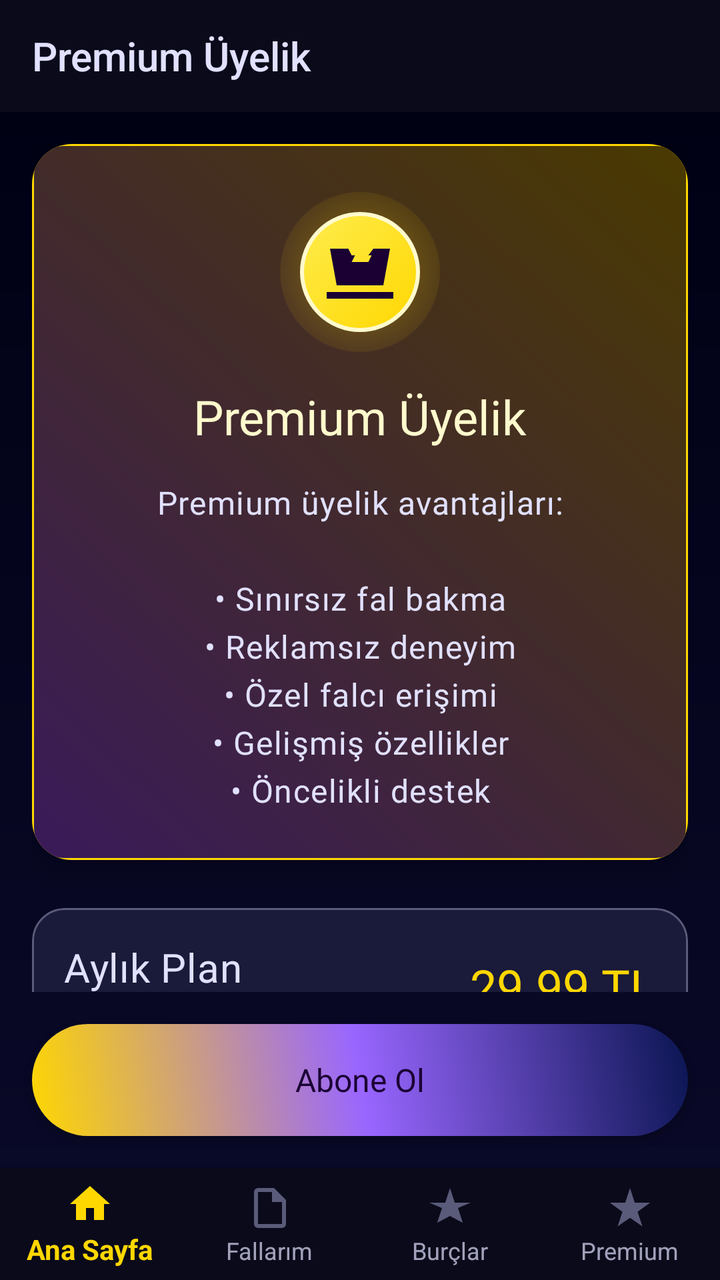
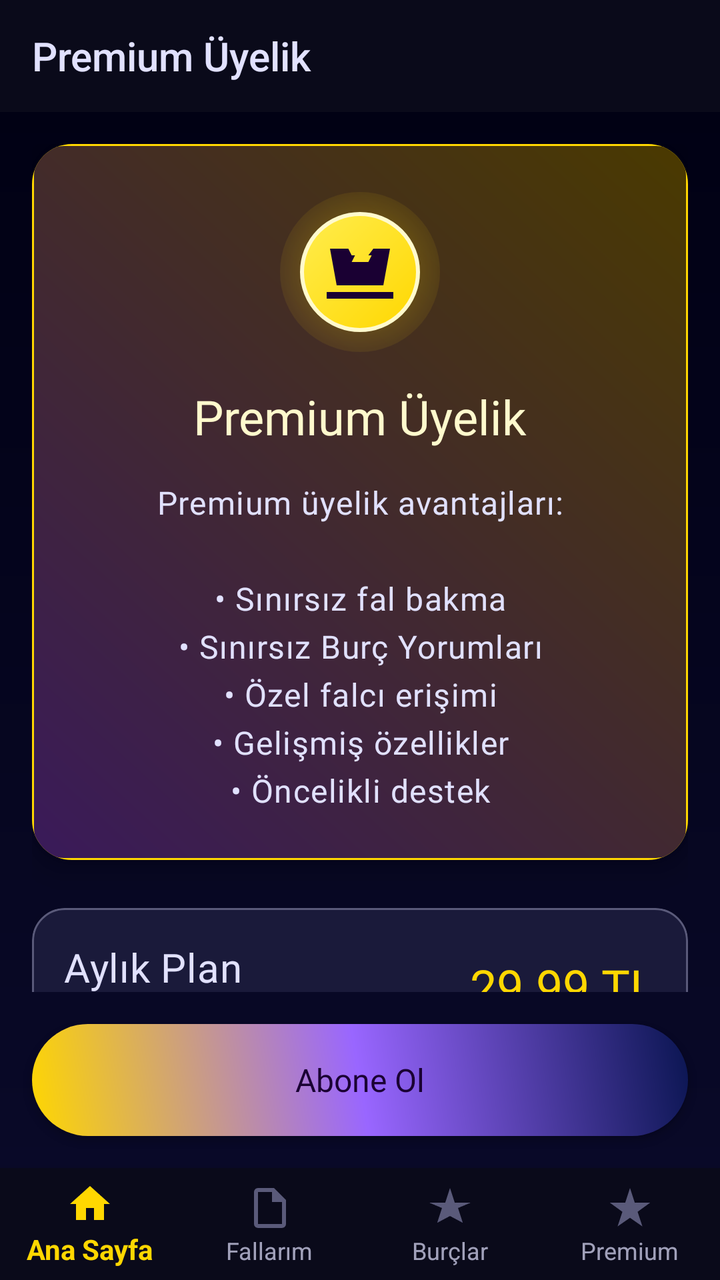

Before-and-after screenshots of an Android layout around one commit, followed by the original layout XML and the change that was made.
<!-- AndroidManifest.xml: application theme Theme.AppCompat -->
<!-- res/layout/activity_premium.xml -->
<?xml version="1.0" encoding="utf-8"?>
<LinearLayout xmlns:android="http://schemas.android.com/apk/res/android"
    xmlns:app="http://schemas.android.com/apk/res-auto"
    android:layout_width="match_parent"
    android:layout_height="match_parent"
    android:orientation="vertical"
    android:background="@drawable/bg_cosmic_main">

    <com.google.android.material.appbar.MaterialToolbar
        android:id="@+id/toolbar"
        android:layout_width="match_parent"
        android:layout_height="?attr/actionBarSize"
        android:background="@color/m3_cosmic_surface"
        android:theme="@style/AppTheme.AppBarOverlay"
        app:title="Premium Üyelik"
        app:titleTextColor="@color/m3_cosmic_on_surface" />

    <androidx.core.widget.NestedScrollView
        android:layout_width="match_parent"
        android:layout_height="0dp"
        android:layout_weight="1">

        
        <LinearLayout
            android:layout_width="match_parent"
            android:layout_height="wrap_content"
            android:orientation="vertical"
            android:padding="16dp">

            
            <androidx.cardview.widget.CardView
                android:layout_width="match_parent"
                android:layout_height="wrap_content"
                app:cardCornerRadius="20dp"
                app:cardElevation="8dp"
                app:cardBackgroundColor="@android:color/transparent"
                android:layout_marginBottom="24dp">

                <LinearLayout
                    android:layout_width="match_parent"
                    android:layout_height="wrap_content"
                    android:background="@drawable/bg_card_cosmic_highlight"
                    android:orientation="vertical"
                    android:padding="24dp"
                    android:gravity="center">

                    <ImageView
                        android:layout_width="80dp"
                        android:layout_height="80dp"
                        android:background="@drawable/bg_premium_crown"
                        android:padding="20dp"
                        android:src="@drawable/ic_premium_crown"
                        android:tint="@color/m3_cosmic_on_tertiary"
                        android:layout_marginBottom="16dp" />

                    <TextView
                        android:id="@+id/tv_status"
                        android:layout_width="wrap_content"
                        android:layout_height="wrap_content"
                        android:text="Premium Üyelik"
                        android:textAppearance="@style/TextAppearance.MaterialComponents.Headline5"
                        android:textColor="@color/m3_cosmic_star"
                        android:fontFamily="@font/bold"
                        android:layout_marginBottom="16dp" />

                    <TextView
                        android:id="@+id/tv_premium_benefits"
                        android:layout_width="match_parent"
                        android:layout_height="wrap_content"
                        android:text="Premium üyelik avantajları:\n\n• Sınırsız fal bakma\n• Reklamsız deneyim\n• Özel falcı erişimi\n• Gelişmiş özellikler\n• Öncelikli destek"
                        android:textAppearance="@style/TextAppearance.MaterialComponents.Body1"
                        android:textColor="@color/m3_cosmic_on_surface"
                        android:fontFamily="@font/regular"
                        android:textAlignment="center"
                        android:lineHeight="24dp" />
                </LinearLayout>
            </androidx.cardview.widget.CardView>

            
            <androidx.cardview.widget.CardView
                android:id="@+id/card_monthly"
                android:layout_width="match_parent"
                android:layout_height="wrap_content"
                app:cardCornerRadius="16dp"
                app:cardElevation="4dp"
                app:cardBackgroundColor="@android:color/transparent"
                android:layout_marginBottom="16dp"
                android:clickable="true"
                android:focusable="true">

                <LinearLayout
                    android:layout_width="match_parent"
                    android:layout_height="wrap_content"
                    android:background="@drawable/bg_card_cosmic"
                    android:foreground="?attr/selectableItemBackground"
                    android:orientation="horizontal"
                    android:padding="16dp"
                    android:gravity="center_vertical">

                    <LinearLayout
                        android:layout_width="0dp"
                        android:layout_height="wrap_content"
                        android:layout_weight="1"
                        android:orientation="vertical">

                        <TextView
                            android:layout_width="wrap_content"
                            android:layout_height="wrap_content"
                            android:text="Aylık Plan"
                            android:textAppearance="@style/TextAppearance.MaterialComponents.Headline6"
                            android:textColor="@color/m3_cosmic_on_surface"
                            android:fontFamily="@font/bold" />

                        <TextView
                            android:layout_width="wrap_content"
                            android:layout_height="wrap_content"
                            android:text="En popüler seçenek"
                            android:textAppearance="@style/TextAppearance.MaterialComponents.Body2"
                            android:textColor="@color/m3_cosmic_on_surface"
                            android:alpha="0.8"
                            android:fontFamily="@font/regular" />
                    </LinearLayout>

                    <TextView
                        android:id="@+id/tv_monthly_price"
                        android:layout_width="wrap_content"
                        android:layout_height="wrap_content"
                        android:text="29.99 TL"
                        android:textAppearance="@style/TextAppearance.MaterialComponents.Headline5"
                        android:textColor="@color/m3_cosmic_tertiary"
                        android:fontFamily="@font/bold" />
                </LinearLayout>
            </androidx.cardview.widget.CardView>

            
            <androidx.cardview.widget.CardView
                android:id="@+id/card_yearly"
                android:layout_width="match_parent"
                android:layout_height="wrap_content"
                app:cardCornerRadius="16dp"
                app:cardElevation="6dp"
                app:cardBackgroundColor="@android:color/transparent"
                android:layout_marginBottom="16dp"
                android:clickable="true"
                android:focusable="true">

                <LinearLayout
                    android:layout_width="match_parent"
                    android:layout_height="wrap_content"
                    android:background="@drawable/bg_plan_selected"
                    android:foreground="?attr/selectableItemBackground"
                    android:orientation="horizontal"
                    android:padding="16dp"
                    android:gravity="center_vertical">

                    <LinearLayout
                        android:layout_width="0dp"
                        android:layout_height="wrap_content"
                        android:layout_weight="1"
                        android:orientation="vertical">

                        <TextView
                            android:layout_width="wrap_content"
                            android:layout_height="wrap_content"
                            android:text="Yıllık Plan"
                            android:textAppearance="@style/TextAppearance.MaterialComponents.Headline6"
                            android:textColor="@color/m3_cosmic_on_surface"
                            android:fontFamily="@font/bold" />

                        <TextView
                            android:layout_width="wrap_content"
                            android:layout_height="wrap_content"
                            android:text="En çok tasarruf - %50 indirim"
                            android:textAppearance="@style/TextAppearance.MaterialComponents.Body2"
                            android:textColor="@color/m3_cosmic_star"
                            android:fontFamily="@font/medium" />
                    </LinearLayout>

                    <TextView
                        android:id="@+id/tv_yearly_price"
                        android:layout_width="wrap_content"
                        android:layout_height="wrap_content"
                        android:text="179.99 TL"
                        android:textAppearance="@style/TextAppearance.MaterialComponents.Headline5"
                        android:textColor="@color/m3_cosmic_star"
                        android:fontFamily="@font/bold" />
                </LinearLayout>
            </androidx.cardview.widget.CardView>

            
            <androidx.cardview.widget.CardView
                android:id="@+id/card_lifetime"
                android:layout_width="match_parent"
                android:layout_height="wrap_content"
                app:cardCornerRadius="16dp"
                app:cardElevation="4dp"
                app:cardBackgroundColor="@android:color/transparent"
                android:layout_marginBottom="24dp"
                android:clickable="true"
                android:focusable="true">

                <LinearLayout
                    android:layout_width="match_parent"
                    android:layout_height="wrap_content"
                    android:background="@drawable/bg_card_cosmic"
                    android:foreground="?attr/selectableItemBackground"
                    android:orientation="horizontal"
                    android:padding="16dp"
                    android:gravity="center_vertical">

                    <LinearLayout
                        android:layout_width="0dp"
                        android:layout_height="wrap_content"
                        android:layout_weight="1"
                        android:orientation="vertical">

                        <TextView
                            android:layout_width="wrap_content"
                            android:layout_height="wrap_content"
                            android:text="Ömür Boyu Erişim"
                            android:textAppearance="@style/TextAppearance.MaterialComponents.Headline6"
                            android:textColor="@color/m3_cosmic_on_surface"
                            android:fontFamily="@font/bold" />

                        <TextView
                            android:layout_width="wrap_content"
                            android:layout_height="wrap_content"
                            android:text="Tek ödeme, ömür boyu erişim"
                            android:textAppearance="@style/TextAppearance.MaterialComponents.Body2"
                            android:textColor="@color/m3_cosmic_on_surface"
                            android:alpha="0.8"
                            android:fontFamily="@font/regular" />
                    </LinearLayout>

                    <TextView
                        android:id="@+id/tv_lifetime_price"
                        android:layout_width="wrap_content"
                        android:layout_height="wrap_content"
                        android:text="499.99 TL"
                        android:textAppearance="@style/TextAppearance.MaterialComponents.Headline5"
                        android:textColor="@color/m3_cosmic_tertiary"
                        android:fontFamily="@font/bold" />
                </LinearLayout>
            </androidx.cardview.widget.CardView>
        </LinearLayout> 
    </androidx.core.widget.NestedScrollView>

    
    <Button
        android:id="@+id/btn_subscribe"
        android:layout_width="match_parent"
        android:layout_height="56dp"
        android:layout_margin="16dp"
        android:text="Abone Ol"
        android:clickable="true"
        android:focusable="true"
        android:background="@drawable/btn_premium_cosmic"
        android:textColor="@color/m3_cosmic_on_tertiary"
        android:textSize="16sp"
        android:textAllCaps="false"
        android:fontFamily="@font/bold" />

    
    <include layout="@layout/bottom_navigation" />
</LinearLayout>
<!-- res/layout/bottom_navigation.xml (included above) -->
<?xml version="1.0" encoding="utf-8"?>
<com.google.android.material.bottomnavigation.BottomNavigationView
    xmlns:android="http://schemas.android.com/apk/res/android"
    xmlns:app="http://schemas.android.com/apk/res-auto"
    android:id="@+id/bottom_navigation"
    android:layout_width="match_parent"
    android:layout_height="wrap_content"
    android:background="@color/m3_cosmic_surface"
    app:itemIconTint="@color/bottom_nav_icon_tint"
    app:itemTextColor="@color/bottom_nav_text_color"
    app:itemActiveIndicatorStyle="@style/M3CosmicActiveIndicator"
    app:menu="@menu/bottom_navigation_menu"
    app:labelVisibilityMode="labeled" />
<!-- resources referenced by this layout -->
<resources>
  <color name="m3_cosmic_on_surface">#e1e1ff</color>
  <color name="m3_cosmic_on_tertiary">#1a0033</color>
  <color name="m3_cosmic_star">#fffacd</color>
  <color name="m3_cosmic_surface">#0a0a1a</color>
  <color name="m3_cosmic_tertiary">#ffd700</color>
  <!-- drawable bg_card_cosmic (drawable) -->
  <?xml version="1.0" encoding="utf-8"?>
  <ripple xmlns:android="http://schemas.android.com/apk/res/android"
      android:color="@color/m3_cosmic_glow">
      <item>
          <shape android:shape="rectangle">
              <corners android:radius="16dp" />
              <solid android:color="@color/m3_cosmic_surface_variant" />
              <stroke
                  android:width="1dp"
                  android:color="@color/m3_cosmic_outline" />
          </shape>
      </item>
  </ripple>
  <!-- drawable bg_cosmic_main (drawable) -->
  <?xml version="1.0" encoding="utf-8"?>
  <shape xmlns:android="http://schemas.android.com/apk/res/android">
      <gradient
          android:type="linear"
          android:angle="270"
          android:startColor="@color/m3_cosmic_background"
          android:endColor="@color/m3_cosmic_background_elevated" />
  </shape>
  <!-- drawable btn_premium_cosmic (drawable) -->
  <?xml version="1.0" encoding="utf-8"?>
  <shape xmlns:android="http://schemas.android.com/apk/res/android">
      <gradient
          android:type="linear"
          android:angle="45"
          android:startColor="@color/m3_cosmic_tertiary"
          android:centerColor="@color/m3_cosmic_glow"
          android:endColor="@color/m3_cosmic_secondary" />
      <corners android:radius="28dp" />
  </shape>
  <!-- drawable ic_premium_crown (drawable) -->
  <?xml version="1.0" encoding="utf-8"?>
  <vector xmlns:android="http://schemas.android.com/apk/res/android"
      android:width="24dp"
      android:height="24dp"
      android:viewportWidth="24"
      android:viewportHeight="24">
      <path
          android:fillColor="@color/gold"
          android:pathData="M5,16L3,5h5.5l1,2h5L16,5h5l-2,11H5zM10.5,7L9.5,9h5l1,-2H10.5zM2,18v2h20v-2H2z" />
  </vector>
  <style name="AppTheme.AppBarOverlay" parent="ThemeOverlay.MaterialComponents.Dark.ActionBar">
          <item name="colorPrimary">@color/m3_cosmic_primary</item>
          <item name="colorPrimaryVariant">@color/m3_cosmic_primary_variant</item>
      </style>
  <style name="M3CosmicActiveIndicator" parent="Widget.Material3.BottomNavigationView.ActiveIndicator">
          <item name="android:color">@color/m3_cosmic_tertiary_container</item>
          <item name="android:shape">@drawable/bg_nav_indicator</item>
      </style>
  <color name="m3_cosmic_glow">#9966ff</color>
  <color name="m3_cosmic_surface_variant">#1a1a3a</color>
  <color name="m3_cosmic_outline">#5a5a7a</color>
  <color name="m3_cosmic_primary_container">#3a1a5a</color>
  <color name="m3_cosmic_tertiary_container">#4a3a00</color>
  <color name="m3_cosmic_background">#000012</color>
  <color name="m3_cosmic_background_elevated">#0a0a2a</color>
  <color name="m3_cosmic_surface_tint">#2a1a4a</color>
  <color name="m3_cosmic_tertiary_variant">#ffed4e</color>
  <color name="m3_cosmic_secondary">#0a1551</color>
  <color name="gold">#FFD700</color>
  <color name="m3_cosmic_primary">#1a0033</color>
  <color name="m3_cosmic_primary_variant">#2d0052</color>
  <!-- drawable bg_nav_indicator (drawable) -->
  <?xml version="1.0" encoding="utf-8"?>
  <shape xmlns:android="http://schemas.android.com/apk/res/android"
      android:shape="rectangle">
      <corners android:radius="16dp" />
      <solid android:color="@color/m3_cosmic_tertiary_container" />
  </shape>
  <!-- unchanged entries left out for length: 3 -->
</resources>

<!-- the commit's change to res/layout/activity_premium.xml (unified diff, before → after) -->
@@ -67,7 +67,7 @@
                         android:id="@+id/tv_premium_benefits"
                         android:layout_width="match_parent"
                         android:layout_height="wrap_content"
-                        android:text="Premium üyelik avantajları:\n\n• Sınırsız fal bakma\n• Reklamsız deneyim\n• Özel falcı erişimi\n• Gelişmiş özellikler\n• Öncelikli destek"
+                        android:text="Premium üyelik avantajları:\n\n• Sınırsız fal bakma\n• Sınırsız Burç Yorumları\n• Özel falcı erişimi\n• Gelişmiş özellikler\n• Öncelikli destek"
                         android:textAppearance="@style/TextAppearance.MaterialComponents.Body1"
                         android:textColor="@color/m3_cosmic_on_surface"
                         android:fontFamily="@font/regular"
